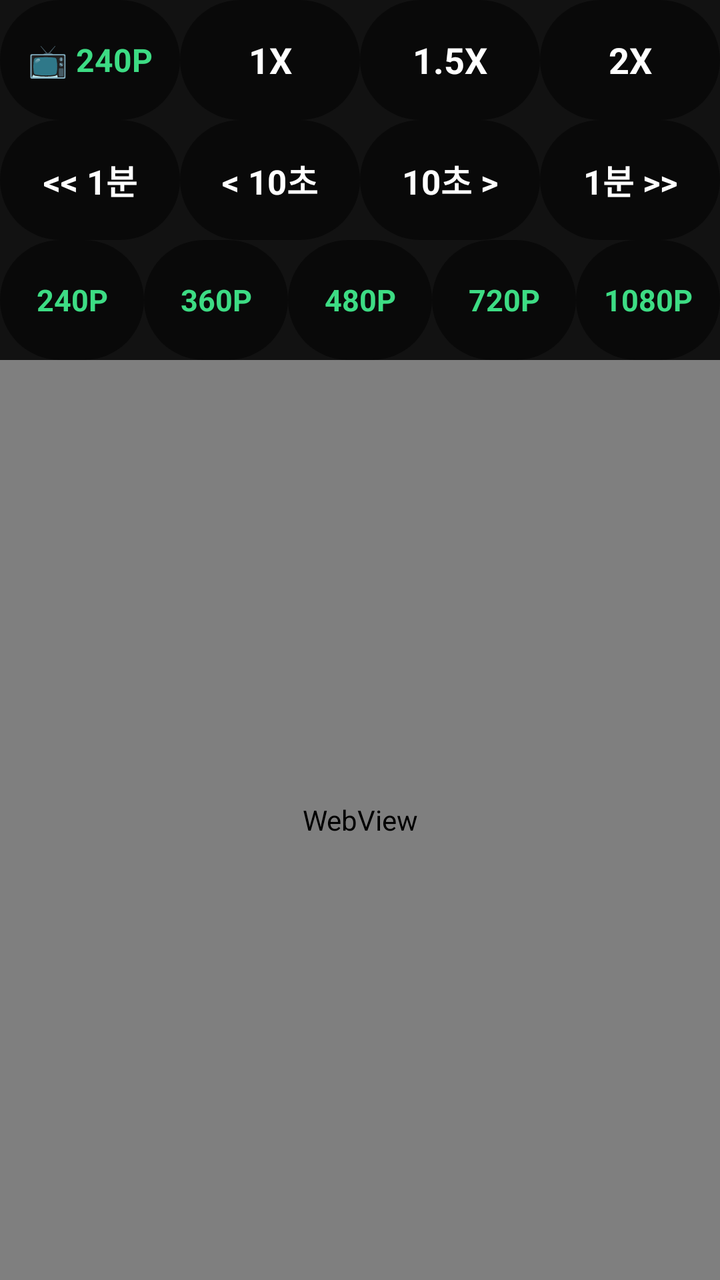
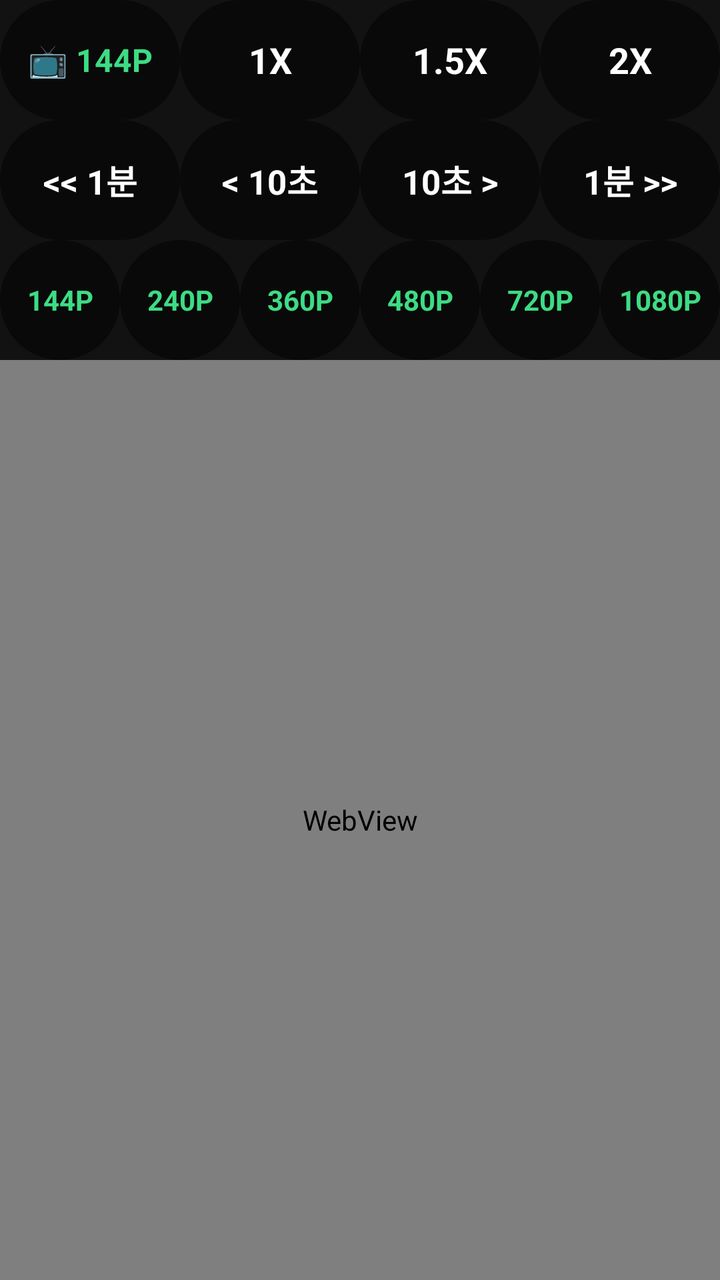

Screens rendered from an Android XML layout before and after an edit, with the pre-edit source and the edit as a unified diff.
<!-- AndroidManifest.xml: application theme Theme.CarHome -->
<!-- res/layout/activity_browser.xml -->
<?xml version="1.0" encoding="utf-8"?>
<FrameLayout xmlns:android="http://schemas.android.com/apk/res/android"
    android:layout_width="match_parent"
    android:layout_height="match_parent"
    android:keepScreenOn="true"
    android:background="#000000">

    
    <LinearLayout
        android:id="@+id/browserRootLayout"
        android:layout_width="match_parent"
        android:layout_height="match_parent"
        android:orientation="vertical"
        android:keepScreenOn="true"
        android:background="#000000">

        
        <LinearLayout
            android:id="@+id/menuLayout"
            android:layout_width="match_parent"
            android:layout_height="180dp"
            android:orientation="vertical"
            android:background="#121212"
            android:gravity="center">

            
            <LinearLayout
                android:id="@+id/menuGroup1"
                android:layout_width="match_parent"
                android:layout_height="0dp"
                android:layout_weight="1"
                android:orientation="horizontal">

                
                <TextView
                    android:id="@+id/btnResolutionStatus"
                    android:layout_width="0dp"
                    android:layout_height="match_parent"
                    android:layout_weight="1"
                    android:background="@drawable/bg_round_btn"
                    android:text="📺 240P"
                    android:textColor="#3DDC84"
                    android:textSize="16sp"
                    android:textStyle="bold"
                    android:gravity="center"
                    android:clickable="true"
                    android:focusable="true" />

                <TextView
                    android:id="@+id/btnSpeed1x"
                    android:layout_width="0dp"
                    android:layout_height="match_parent"
                    android:layout_weight="1"
                    android:background="@drawable/bg_round_btn"
                    android:text="1X"
                    android:textColor="#FFFFFF"
                    android:textSize="18sp"
                    android:textStyle="bold"
                    android:gravity="center"
                    android:clickable="true"
                    android:focusable="true" />

                <TextView
                    android:id="@+id/btnSpeed1_5x"
                    android:layout_width="0dp"
                    android:layout_height="match_parent"
                    android:layout_weight="1"
                    android:background="@drawable/bg_round_btn"
                    android:text="1.5X"
                    android:textColor="#FFFFFF"
                    android:textSize="18sp"
                    android:textStyle="bold"
                    android:gravity="center"
                    android:clickable="true"
                    android:focusable="true" />

                <TextView
                    android:id="@+id/btnSpeed2x"
                    android:layout_width="0dp"
                    android:layout_height="match_parent"
                    android:layout_weight="1"
                    android:background="@drawable/bg_round_btn"
                    android:text="2X"
                    android:textColor="#FFFFFF"
                    android:textSize="18sp"
                    android:textStyle="bold"
                    android:gravity="center"
                    android:clickable="true"
                    android:focusable="true" />
            </LinearLayout>

            
            <LinearLayout
                android:id="@+id/menuGroup2"
                android:layout_width="match_parent"
                android:layout_height="0dp"
                android:layout_weight="1"
                android:orientation="horizontal">

                <TextView
                    android:id="@+id/btnRewind"
                    android:layout_width="0dp"
                    android:layout_height="match_parent"
                    android:layout_weight="1"
                    android:background="@drawable/bg_round_btn"
                    android:text="&lt;&lt; 1분"
                    android:textColor="#FFFFFF"
                    android:textSize="17sp"
                    android:textStyle="bold"
                    android:gravity="center"
                    android:clickable="true"
                    android:focusable="true" />

                <TextView
                    android:id="@+id/btnRewind10"
                    android:layout_width="0dp"
                    android:layout_height="match_parent"
                    android:layout_weight="1"
                    android:background="@drawable/bg_round_btn"
                    android:text="&lt; 10초"
                    android:textColor="#FFFFFF"
                    android:textSize="17sp"
                    android:textStyle="bold"
                    android:gravity="center"
                    android:clickable="true"
                    android:focusable="true" />

                <TextView
                    android:id="@+id/btnForward10"
                    android:layout_width="0dp"
                    android:layout_height="match_parent"
                    android:layout_weight="1"
                    android:background="@drawable/bg_round_btn"
                    android:text="10초 &gt;"
                    android:textColor="#FFFFFF"
                    android:textSize="17sp"
                    android:textStyle="bold"
                    android:gravity="center"
                    android:clickable="true"
                    android:focusable="true" />

                <TextView
                    android:id="@+id/btnForward"
                    android:layout_width="0dp"
                    android:layout_height="match_parent"
                    android:layout_weight="1"
                    android:background="@drawable/bg_round_btn"
                    android:text="1분 &gt;&gt;"
                    android:textColor="#FFFFFF"
                    android:textSize="17sp"
                    android:textStyle="bold"
                    android:gravity="center"
                    android:clickable="true"
                    android:focusable="true" />
            </LinearLayout>

            
            <LinearLayout
                android:id="@+id/menuGroup3"
                android:layout_width="match_parent"
                android:layout_height="0dp"
                android:layout_weight="1"
                android:orientation="horizontal">

                <TextView
                    android:id="@+id/btnRes240"
                    android:layout_width="0dp"
                    android:layout_height="match_parent"
                    android:layout_weight="1"
                    android:background="@drawable/bg_round_btn"
                    android:text="240P"
                    android:textColor="#3DDC84"
                    android:textSize="15sp"
                    android:textStyle="bold"
                    android:gravity="center"
                    android:clickable="true"
                    android:focusable="true" />

                <TextView
                    android:id="@+id/btnRes360"
                    android:layout_width="0dp"
                    android:layout_height="match_parent"
                    android:layout_weight="1"
                    android:background="@drawable/bg_round_btn"
                    android:text="360P"
                    android:textColor="#3DDC84"
                    android:textSize="15sp"
                    android:textStyle="bold"
                    android:gravity="center"
                    android:clickable="true"
                    android:focusable="true" />

                <TextView
                    android:id="@+id/btnRes480"
                    android:layout_width="0dp"
                    android:layout_height="match_parent"
                    android:layout_weight="1"
                    android:background="@drawable/bg_round_btn"
                    android:text="480P"
                    android:textColor="#3DDC84"
                    android:textSize="15sp"
                    android:textStyle="bold"
                    android:gravity="center"
                    android:clickable="true"
                    android:focusable="true" />

                <TextView
                    android:id="@+id/btnRes720"
                    android:layout_width="0dp"
                    android:layout_height="match_parent"
                    android:layout_weight="1"
                    android:background="@drawable/bg_round_btn"
                    android:text="720P"
                    android:textColor="#3DDC84"
                    android:textSize="15sp"
                    android:textStyle="bold"
                    android:gravity="center"
                    android:clickable="true"
                    android:focusable="true" />

                <TextView
                    android:id="@+id/btnRes1080"
                    android:layout_width="0dp"
                    android:layout_height="match_parent"
                    android:layout_weight="1"
                    android:background="@drawable/bg_round_btn"
                    android:text="1080P"
                    android:textColor="#3DDC84"
                    android:textSize="15sp"
                    android:textStyle="bold"
                    android:gravity="center"
                    android:clickable="true"
                    android:focusable="true" />
            </LinearLayout>
        </LinearLayout>

        
        <WebView
            android:id="@+id/webView"
            android:layout_width="match_parent"
            android:layout_height="0dp"
            android:keepScreenOn="true"
            android:layout_weight="1" />
    </LinearLayout>

    
    <FrameLayout
        android:id="@+id/fullscreenContainer"
        android:layout_width="match_parent"
        android:layout_height="match_parent"
        android:keepScreenOn="true"
        android:background="#000000"
        android:visibility="gone" />
</FrameLayout>
<!-- resources referenced by this layout -->
<resources>
  <!-- drawable bg_round_btn (drawable) -->
  <?xml version="1.0" encoding="utf-8"?>
  <shape xmlns:android="http://schemas.android.com/apk/res/android"
      android:shape="rectangle">
      <corners android:radius="50dp" />
      
      <solid android:color="#80000000" />
  </shape>
  <style name="Theme.CarHome" parent="Base.Theme.CarHome" />
  <style name="Base.Theme.CarHome" parent="Theme.Material3.DayNight.NoActionBar">
          
          
      </style>
</resources>

<!-- the commit's change to res/layout/activity_browser.xml (unified diff, before → after) -->
@@ -38,7 +38,7 @@
                     android:layout_height="match_parent"
                     android:layout_weight="1"
                     android:background="@drawable/bg_round_btn"
-                    android:text="📺 240P"
+                    android:text="📺 144P"
                     android:textColor="#3DDC84"
                     android:textSize="16sp"
                     android:textStyle="bold"
@@ -163,6 +163,20 @@
                 android:orientation="horizontal">
 
                 <TextView
+                    android:id="@+id/btnRes144"
+                    android:layout_width="0dp"
+                    android:layout_height="match_parent"
+                    android:layout_weight="1"
+                    android:background="@drawable/bg_round_btn"
+                    android:text="144P"
+                    android:textColor="#3DDC84"
+                    android:textSize="14sp"
+                    android:textStyle="bold"
+                    android:gravity="center"
+                    android:clickable="true"
+                    android:focusable="true" />
+
+                <TextView
                     android:id="@+id/btnRes240"
                     android:layout_width="0dp"
                     android:layout_height="match_parent"
@@ -170,7 +184,7 @@
                     android:background="@drawable/bg_round_btn"
                     android:text="240P"
                     android:textColor="#3DDC84"
-                    android:textSize="15sp"
+                    android:textSize="14sp"
                     android:textStyle="bold"
                     android:gravity="center"
                     android:clickable="true"
@@ -184,7 +198,7 @@
                     android:background="@drawable/bg_round_btn"
                     android:text="360P"
                     android:textColor="#3DDC84"
-                    android:textSize="15sp"
+                    android:textSize="14sp"
                     android:textStyle="bold"
                     android:gravity="center"
                     android:clickable="true"
@@ -198,7 +212,7 @@
                     android:background="@drawable/bg_round_btn"
                     android:text="480P"
                     android:textColor="#3DDC84"
-                    android:textSize="15sp"
+                    android:textSize="14sp"
                     android:textStyle="bold"
                     android:gravity="center"
                     android:clickable="true"
@@ -212,7 +226,7 @@
                     android:background="@drawable/bg_round_btn"
                     android:text="720P"
                     android:textColor="#3DDC84"
-                    android:textSize="15sp"
+                    android:textSize="14sp"
                     android:textStyle="bold"
                     android:gravity="center"
                     android:clickable="true"
@@ -226,7 +240,7 @@
                     android:background="@drawable/bg_round_btn"
                     android:text="1080P"
                     android:textColor="#3DDC84"
-                    android:textSize="15sp"
+                    android:textSize="14sp"
                     android:textStyle="bold"
                     android:gravity="center"
                     android:clickable="true"
